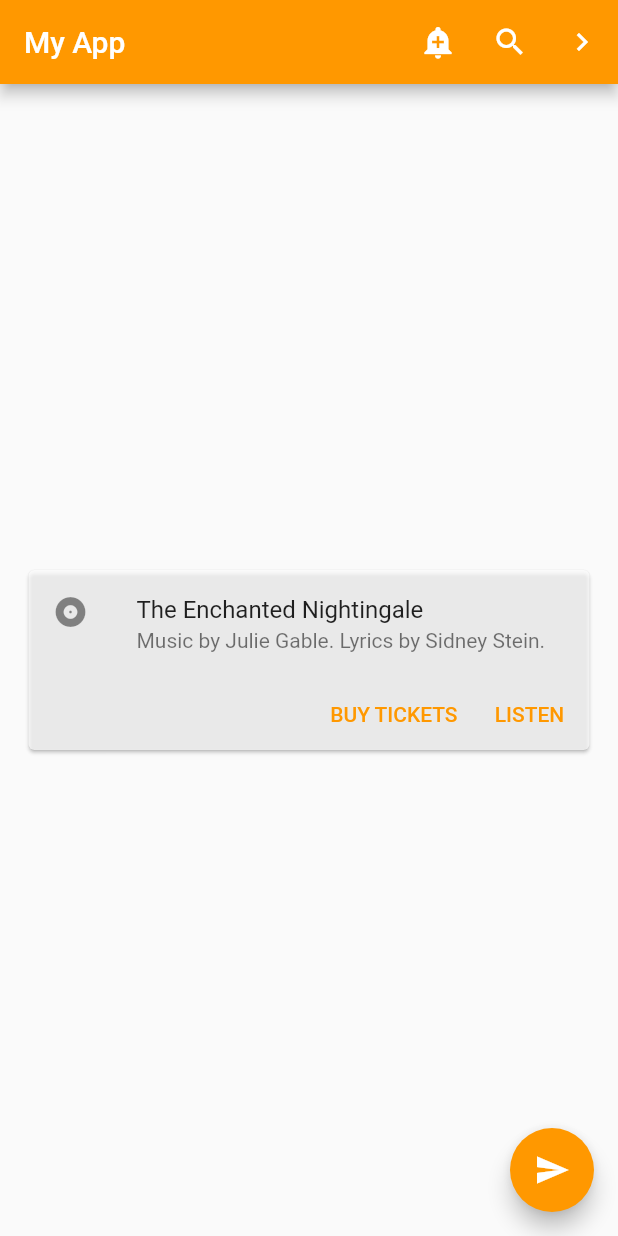
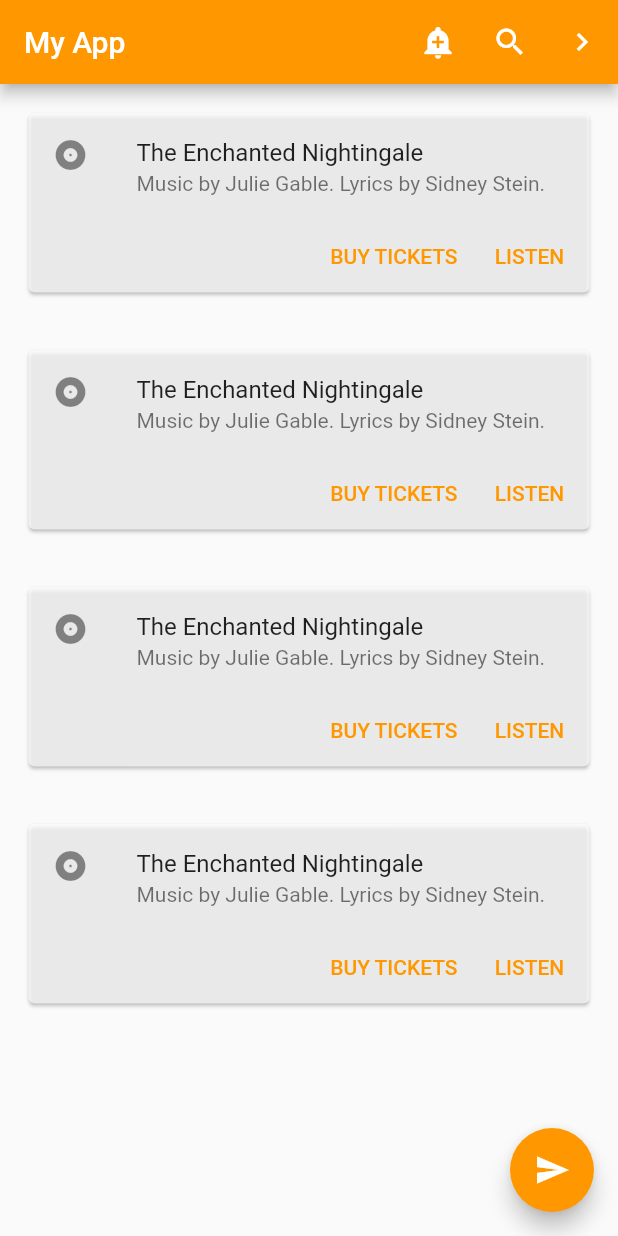
Before and after one commit to zubairbhuian/flutter_arafan, a Flutter app: the screen it shows after launch, on a phone screen of 412 x 824 dp. Run offline on Flutter 3.47's test engine with Material 2 defaults, Android fonts, the light colour scheme and no system bars.

Commit message:
teat17.8

```diff
--- a/lib/main.dart
+++ b/lib/main.dart
@@ -39,7 +39,12 @@ class MyApp extends StatelessWidget {
                 color: Colors.white),
           ],
         ),
-        body: const MyStatelessWidget(),
+        body:Column(children: [
+           const MyStatelessWidget(),
+           const MyStatelessWidget(),
+           const MyStatelessWidget(),
+           const MyStatelessWidget(),
+        ]),
         floatingActionButton: FloatingActionButton(
             onPressed: () {},
             child: const Icon(
```
